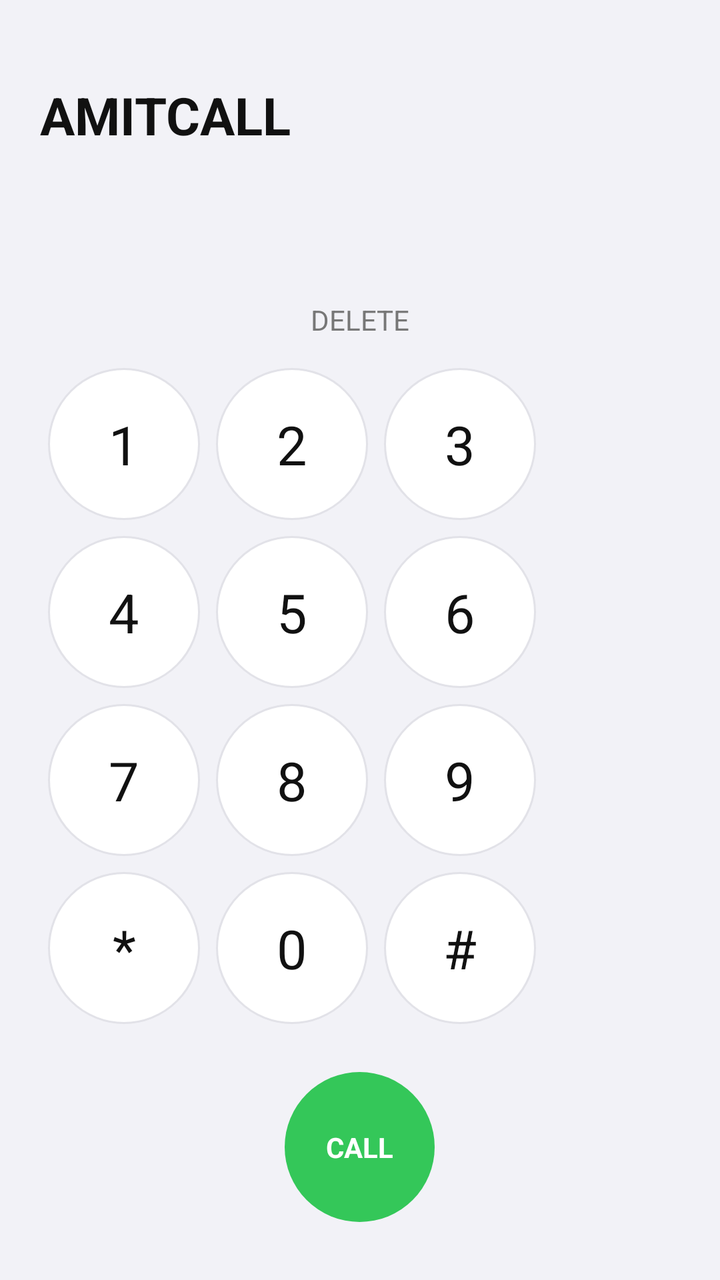
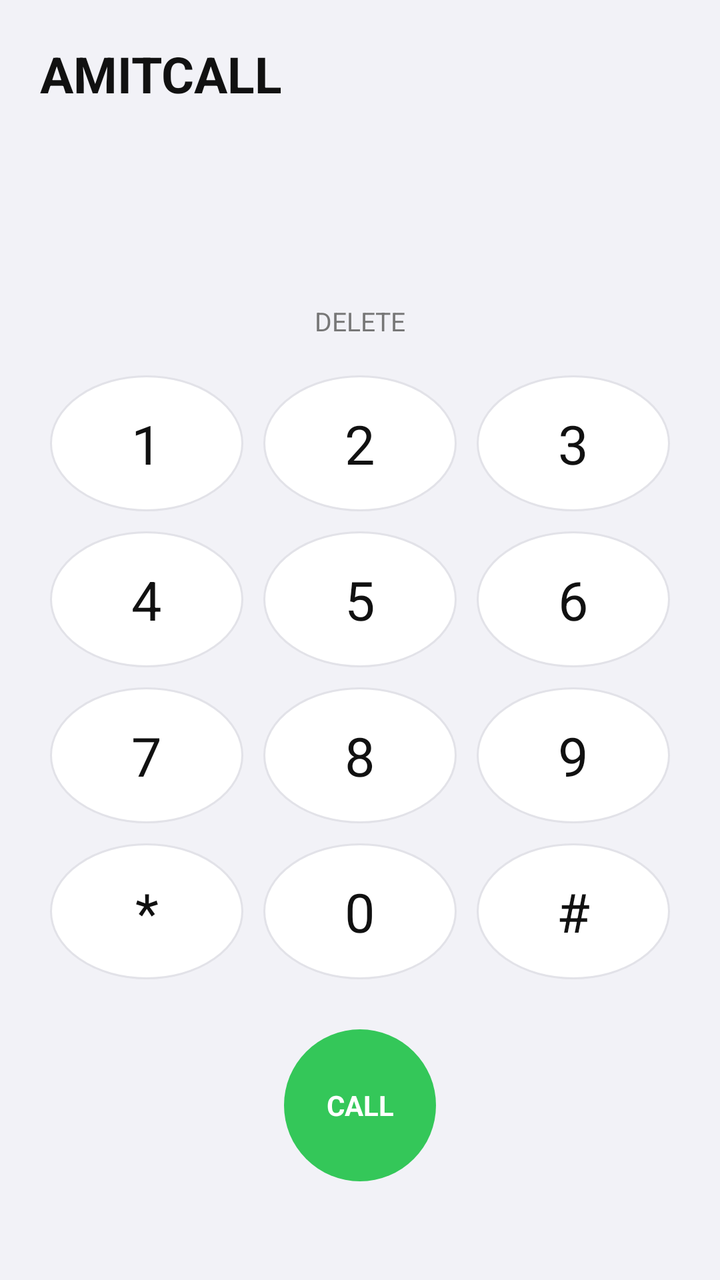

An Android layout rendered at two revisions. The XML below is the earlier revision; the diff shows what the commit changed to produce the second picture.
<!-- AndroidManifest.xml: application theme AppTheme -->
<!-- res/layout/activity_main.xml -->
<?xml version="1.0" encoding="utf-8"?>
<LinearLayout
    xmlns:android="http://schemas.android.com/apk/res/android"
    android:layout_width="match_parent"
    android:layout_height="match_parent"
    android:orientation="vertical"
    android:background="#F2F2F7"
    android:padding="20dp">

    <TextView
        android:layout_width="wrap_content"
        android:layout_height="wrap_content"
        android:text="AMITCALL"
        android:textSize="26sp"
        android:textStyle="bold"
        android:textColor="#111111"
        android:layout_marginTop="20dp"/>

    <Space
        android:layout_width="match_parent"
        android:layout_height="0dp"
        android:layout_weight="1"/>

    <TextView
        android:id="@+id/numberDisplay"
        android:layout_width="match_parent"
        android:layout_height="65dp"
        android:gravity="center"
        android:textSize="30sp"
        android:textColor="#111111"
        android:maxLines="1"
        android:ellipsize="start"/>

    <TextView
        android:id="@+id/backspace"
        android:layout_width="match_parent"
        android:layout_height="40dp"
        android:gravity="center"
        android:text="DELETE"
        android:textColor="#777777"/>

    <GridLayout
        android:layout_width="match_parent"
        android:layout_height="wrap_content"
        android:columnCount="3"
        android:rowCount="4"
        android:alignmentMode="alignMargins"
        android:useDefaultMargins="true">

        <TextView style="@style/DialKey" android:id="@+id/key1" android:text="1"/>
        <TextView style="@style/DialKey" android:id="@+id/key2" android:text="2"/>
        <TextView style="@style/DialKey" android:id="@+id/key3" android:text="3"/>
        <TextView style="@style/DialKey" android:id="@+id/key4" android:text="4"/>
        <TextView style="@style/DialKey" android:id="@+id/key5" android:text="5"/>
        <TextView style="@style/DialKey" android:id="@+id/key6" android:text="6"/>
        <TextView style="@style/DialKey" android:id="@+id/key7" android:text="7"/>
        <TextView style="@style/DialKey" android:id="@+id/key8" android:text="8"/>
        <TextView style="@style/DialKey" android:id="@+id/key9" android:text="9"/>
        <TextView style="@style/DialKey" android:id="@+id/keyStar" android:text="*"/>
        <TextView style="@style/DialKey" android:id="@+id/key0" android:text="0"/>
        <TextView style="@style/DialKey" android:id="@+id/keyHash" android:text="#"/>

    </GridLayout>

    <TextView
        android:id="@+id/callButton"
        android:layout_width="75dp"
        android:layout_height="75dp"
        android:layout_gravity="center"
        android:layout_marginTop="20dp"
        android:layout_marginBottom="30dp"
        android:gravity="center"
        android:text="CALL"
        android:textColor="#FFFFFF"
        android:textStyle="bold"
        android:background="@drawable/bg_call"/>

</LinearLayout>
<!-- resources referenced by this layout -->
<resources>
  <!-- drawable bg_call (drawable) -->
  <shape xmlns:android="http://schemas.android.com/apk/res/android"
      android:shape="oval">
      <solid android:color="#34C759"/>
  </shape>
  <style name="DialKey">
          <item name="android:layout_width">76dp</item>
          <item name="android:layout_height">76dp</item>
          <item name="android:gravity">center</item>
          <item name="android:textSize">27sp</item>
          <item name="android:textColor">#111111</item>
          <item name="android:background">@drawable/bg_key</item>
      </style>
  <style name="AppTheme" parent="Theme.MaterialComponents.DayNight.NoActionBar">
          <item name="colorPrimary">#159B48</item>
          <item name="colorPrimaryVariant">#087A38</item>
          <item name="colorSecondary">#34C759</item>
          <item name="android:statusBarColor">#061C20</item>
          <item name="android:navigationBarColor">#061C20</item>
          <item name="android:windowLightStatusBar">false</item>
      </style>
  <!-- drawable bg_key (drawable) -->
  <shape xmlns:android="http://schemas.android.com/apk/res/android"
      android:shape="oval">
      <solid android:color="#FFFFFF"/>
      <stroke android:width="1dp" android:color="#E2E2E8"/>
  </shape>
</resources>

<!-- the commit's change to res/layout/activity_main.xml (unified diff, before → after) -->
@@ -1,78 +1,99 @@
 <?xml version="1.0" encoding="utf-8"?>
-<LinearLayout
+<ScrollView
     xmlns:android="http://schemas.android.com/apk/res/android"
     android:layout_width="match_parent"
     android:layout_height="match_parent"
-    android:orientation="vertical"
+    android:fillViewport="true"
     android:background="#F2F2F7"
-    android:padding="20dp">
+    android:fitsSystemWindows="true"
+    android:clipToPadding="false">
 
-    <TextView
-        android:layout_width="wrap_content"
-        android:layout_height="wrap_content"
-        android:text="AMITCALL"
-        android:textSize="26sp"
-        android:textStyle="bold"
-        android:textColor="#111111"
-        android:layout_marginTop="20dp"/>
-
-    <Space
-        android:layout_width="match_parent"
-        android:layout_height="0dp"
-        android:layout_weight="1"/>
-
-    <TextView
-        android:id="@+id/numberDisplay"
-        android:layout_width="match_parent"
-        android:layout_height="65dp"
-        android:gravity="center"
-        android:textSize="30sp"
-        android:textColor="#111111"
-        android:maxLines="1"
-        android:ellipsize="start"/>
-
-    <TextView
-        android:id="@+id/backspace"
-        android:layout_width="match_parent"
-        android:layout_height="40dp"
-        android:gravity="center"
-        android:text="DELETE"
-        android:textColor="#777777"/>
-
-    <GridLayout
+    <LinearLayout
         android:layout_width="match_parent"
         android:layout_height="wrap_content"
-        android:columnCount="3"
-        android:rowCount="4"
-        android:alignmentMode="alignMargins"
-        android:useDefaultMargins="true">
+        android:orientation="vertical"
+        android:gravity="center_horizontal"
+        android:paddingStart="20dp"
+        android:paddingEnd="20dp"
+        android:paddingTop="20dp"
+        android:paddingBottom="24dp">
 
-        <TextView style="@style/DialKey" android:id="@+id/key1" android:text="1"/>
-        <TextView style="@style/DialKey" android:id="@+id/key2" android:text="2"/>
-        <TextView style="@style/DialKey" android:id="@+id/key3" android:text="3"/>
-        <TextView style="@style/DialKey" android:id="@+id/key4" android:text="4"/>
-        <TextView style="@style/DialKey" android:id="@+id/key5" android:text="5"/>
-        <TextView style="@style/DialKey" android:id="@+id/key6" android:text="6"/>
-        <TextView style="@style/DialKey" android:id="@+id/key7" android:text="7"/>
-        <TextView style="@style/DialKey" android:id="@+id/key8" android:text="8"/>
-        <TextView style="@style/DialKey" android:id="@+id/key9" android:text="9"/>
-        <TextView style="@style/DialKey" android:id="@+id/keyStar" android:text="*"/>
-        <TextView style="@style/DialKey" android:id="@+id/key0" android:text="0"/>
-        <TextView style="@style/DialKey" android:id="@+id/keyHash" android:text="#"/>
+        <TextView
+            android:layout_width="match_parent"
+            android:layout_height="wrap_content"
+            android:text="AMITCALL"
+            android:textSize="25sp"
+            android:textStyle="bold"
+            android:textColor="#111111"
+            android:gravity="center_vertical"
+            android:layout_marginBottom="20dp"/>
 
-    </GridLayout>
+        <Space
+            android:layout_width="match_parent"
+            android:layout_height="0dp"
+            android:minHeight="12dp"/>
 
-    <TextView
-        android:id="@+id/callButton"
-        android:layout_width="75dp"
-        android:layout_height="75dp"
-        android:layout_gravity="center"
-        android:layout_marginTop="20dp"
-        android:layout_marginBottom="30dp"
-        android:gravity="center"
-        android:text="CALL"
-        android:textColor="#FFFFFF"
-        android:textStyle="bold"
-        android:background="@drawable/bg_call"/>
+        <TextView
+            android:id="@+id/numberDisplay"
+            android:layout_width="match_parent"
+            android:layout_height="wrap_content"
+            android:minHeight="65dp"
+            android:gravity="center"
+            android:textSize="30sp"
+            android:textColor="#111111"
+            android:maxLines="1"
+            android:ellipsize="start"/>
 
-</LinearLayout>
+        <TextView
+            android:id="@+id/backspace"
+            android:layout_width="match_parent"
+            android:layout_height="44dp"
+            android:gravity="center"
+            android:text="DELETE"
+            android:textColor="#777777"
+            android:textSize="13sp"/>
+
+        <GridLayout
+            android:id="@+id/dialerGrid"
+            android:layout_width="match_parent"
+            android:layout_height="wrap_content"
+            android:columnCount="3"
+            android:rowCount="4"
+            android:alignmentMode="alignMargins"
+            android:useDefaultMargins="false">
+
+            <TextView style="@style/DialKey" android:id="@+id/key1" android:text="1"/>
+            <TextView style="@style/DialKey" android:id="@+id/key2" android:text="2"/>
+            <TextView style="@style/DialKey" android:id="@+id/key3" android:text="3"/>
+
+            <TextView style="@style/DialKey" android:id="@+id/key4" android:text="4"/>
+            <TextView style="@style/DialKey" android:id="@+id/key5" android:text="5"/>
+            <TextView style="@style/DialKey" android:id="@+id/key6" android:text="6"/>
+
+            <TextView style="@style/DialKey" android:id="@+id/key7" android:text="7"/>
+            <TextView style="@style/DialKey" android:id="@+id/key8" android:text="8"/>
+            <TextView style="@style/DialKey" android:id="@+id/key9" android:text="9"/>
+
+            <TextView style="@style/DialKey" android:id="@+id/keyStar" android:text="*"/>
+            <TextView style="@style/DialKey" android:id="@+id/key0" android:text="0"/>
+            <TextView style="@style/DialKey" android:id="@+id/keyHash" android:text="#"/>
+
+        </GridLayout>
+
+        <TextView
+            android:id="@+id/callButton"
+            android:layout_width="76dp"
+            android:layout_height="76dp"
+            android:layout_gravity="center"
+            android:layout_marginTop="20dp"
+            android:gravity="center"
+            android:text="CALL"
+            android:textColor="#FFFFFF"
+            android:textStyle="bold"
+            android:background="@drawable/bg_call"
+            android:clickable="true"
+            android:focusable="true"/>
+
+    </LinearLayout>
+
+</ScrollView>
<!-- resource entries referenced after the edit -->
@@ -6,12 +6,16 @@
       <solid android:color="#34C759"/>
   </shape>
   <style name="DialKey">
-          <item name="android:layout_width">76dp</item>
-          <item name="android:layout_height">76dp</item>
+          <item name="android:layout_width">0dp</item>
+          <item name="android:layout_height">@dimen/dial_key_height</item>
+          <item name="android:layout_columnWeight">1</item>
+          <item name="android:layout_margin">5dp</item>
           <item name="android:gravity">center</item>
           <item name="android:textSize">27sp</item>
           <item name="android:textColor">#111111</item>
           <item name="android:background">@drawable/bg_key</item>
+          <item name="android:clickable">true</item>
+          <item name="android:focusable">true</item>
       </style>
   <style name="AppTheme" parent="Theme.MaterialComponents.DayNight.NoActionBar">
           <item name="colorPrimary">#159B48</item>
@@ -21,6 +25,7 @@
           <item name="android:navigationBarColor">#061C20</item>
           <item name="android:windowLightStatusBar">false</item>
       </style>
+  <dimen name="dial_key_height">68dp</dimen>
   <!-- drawable bg_key (drawable) -->
   <shape xmlns:android="http://schemas.android.com/apk/res/android"
       android:shape="oval">
